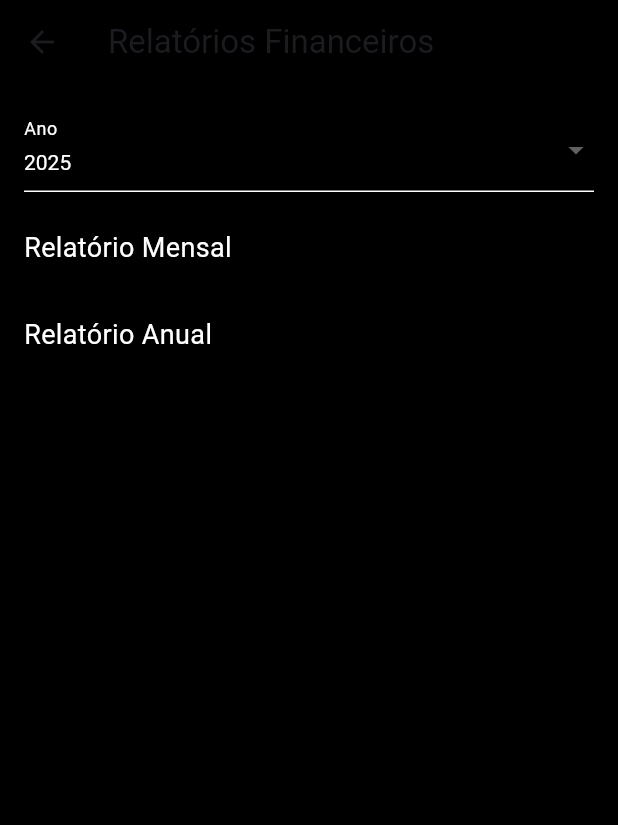
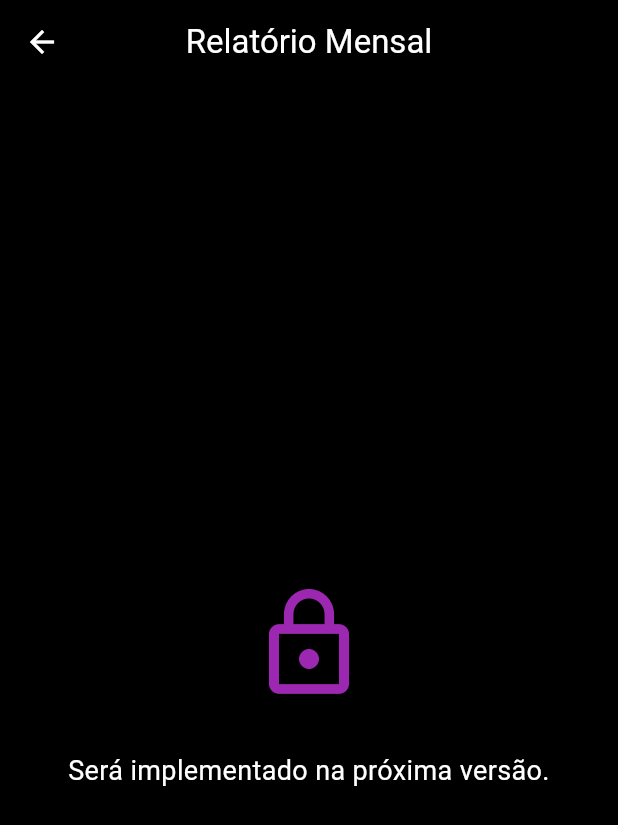
Before and after one commit to jacksonlmp/cash_control, a Flutter app: the FinancialReportScreen screen opened by its route, on a phone screen of 412 x 824 dp. Shown: the top 825 px of the screen. Run offline on Flutter 3.47's test engine with Material 3 defaults, Android fonts, the phone set to English and light mode, and no system bars; our stand-ins replace fl_chart, percent_indicator, shared_preferences, sqflite; accounts and stored records are empty.

Commit message:
relatorio na proxima versao

```diff
--- a/lib/ui/widgets/financial_report.screen.dart
+++ b/lib/ui/widgets/financial_report.screen.dart
@@ -1,173 +1,43 @@
 import 'package:flutter/material.dart';
-import 'package:provider/provider.dart';
-import 'package:intl/intl.dart';
 
-import '../../ui/view_model/financial_report_view_model.dart';
-
-class FinancialReportScreen extends StatefulWidget {
+class FinancialReportScreen extends StatelessWidget {
   const FinancialReportScreen({super.key});
 
   @override
-  State<FinancialReportScreen> createState() => _FinancialReportScreenState();
-}
-
-class _FinancialReportScreenState extends State<FinancialReportScreen> {
-  late int selectedYear;
-
-  @override
-  void initState() {
-    super.initState();
-    selectedYear = DateTime.now().year;
-
-    Future.microtask(() {
-      final viewModel = context.read<FinancialReportViewModel>();
-      viewModel.fetchMonthlyReport(selectedYear);
-      viewModel.fetchAnnualReport();
-    });
-  }
-
-  @override
   Widget build(BuildContext context) {
-    return ChangeNotifierProvider<FinancialReportViewModel>(
-      create: (_) => FinancialReportViewModel()
-        ..fetchMonthlyReport(selectedYear)
-        ..fetchAnnualReport(),
-      child: Consumer<FinancialReportViewModel>(
-        builder: (context, viewModel, child) {
     return Scaffold(
+      backgroundColor: Colors.black,
       appBar: AppBar(
-              title: const Text('Relatórios Financeiros'),
-              backgroundColor: Colors.black,
+        leading: IconButton(
+          icon: const Icon(Icons.arrow_back, color: Colors.white),
+          onPressed: () => Navigator.of(context).pop(),
         ),
         backgroundColor: Colors.black,
-            body: viewModel.isLoading
-                ? const Center(child: CircularProgressIndicator())
-                : viewModel.error != null
-                ? Center(
+        elevation: 0,
+        title: const Text(
+          'Relatório Mensal',
+          style: TextStyle(color: Colors.white),
+        ),
+        centerTitle: true,
+      ),
+      body: Center(
+        child: SingleChildScrollView(
+          child: Padding(
+            padding: const EdgeInsets.symmetric(horizontal: 30.0),
             child: Column(
               mainAxisAlignment: MainAxisAlignment.center,
               children: [
-                  Text(
-                    viewModel.error!,
-                    style: const TextStyle(color: Colors.red),
-                  ),
-                  const SizedBox(height: 16),
-                  ElevatedButton.icon(
-                    onPressed: () {
-                      viewModel.fetchMonthlyReport(selectedYear);
-                      viewModel.fetchAnnualReport();
-                    },
-                    icon: const Icon(Icons.refresh),
-                    label: const Text('Tentar Novamente'),
-                  ),
-                ],
-              ),
-            )
-                : Padding(
-              padding: const EdgeInsets.all(16.0),
-              child: ListView(
-                children: [
-                  _buildYearSelector(viewModel),
-                  const SizedBox(height: 24),
-                  const Text('Relatório Mensal',
-                      style: TextStyle(
-                          color: Colors.white, fontSize: 18)),
-                  const SizedBox(height: 8),
-                  ...viewModel.monthlyReport.entries.map(
-                        (entry) =>
-                        _buildReportCard(entry.key, entry.value),
-                  ),
-                  const SizedBox(height: 24),
-                  const Text('Relatório Anual',
-                      style: TextStyle(
-                          color: Colors.white, fontSize: 18)),
-                  const SizedBox(height: 8),
-                  ...viewModel.annualReport.entries.map(
-                        (entry) =>
-                        _buildReportCard(entry.key.toString(), entry.value),
+                const SizedBox(height: 36),
+                Icon(Icons.lock_outline, size: 80, color: Colors.purple),
+                const SizedBox(height: 32),
+                const Text(
+                  'Será implementado na próxima versão.',
+                  style: TextStyle(color: Colors.white, fontSize: 18),
+                  textAlign: TextAlign.center,
                 ),
               ],
             ),
           ),
-          );
-        },
-      ),
-    );
-  }
-
-  Widget _buildYearSelector(FinancialReportViewModel viewModel) {
-    final currentYear = DateTime.now().year;
-    final years = List.generate(10, (index) => currentYear - index);
-
-    return DropdownButtonFormField<int>(
-      dropdownColor: Colors.black,
-      value: selectedYear,
-      decoration: const InputDecoration(
-        labelText: 'Ano',
-        labelStyle: TextStyle(color: Colors.white),
-        enabledBorder:
-        UnderlineInputBorder(borderSide: BorderSide(color: Colors.white)),
-      ),
-      style: const TextStyle(color: Colors.white),
-      items: years
-          .map((year) => DropdownMenuItem(
-        value: year,
-        child: Text(
-          year.toString(),
-          style: const TextStyle(color: Colors.white),
-        ),
-      ))
-          .toList(),
-      onChanged: (year) {
-        if (year != null) {
-          setState(() {
-            selectedYear = year;
-          });
-          viewModel.fetchMonthlyReport(year);
-        }
-      },
-    );
-  }
-
-  Widget _buildReportCard(String title, List entries) {
-    final formatter = NumberFormat.currency(locale: 'pt_BR', symbol: 'R\$');
-
-    return Card(
-      color: Colors.grey[900],
-      margin: const EdgeInsets.symmetric(vertical: 8),
-      child: Padding(
-        padding: const EdgeInsets.all(12),
-        child: Column(
-          crossAxisAlignment: CrossAxisAlignment.start,
-          children: [
-            Text(
-              title,
-              style: const TextStyle(
-                  color: Colors.white, fontWeight: FontWeight.bold, fontSize: 16),
-            ),
-            const SizedBox(height: 8),
-            ...entries.map<Widget>((entry) {
-              return Padding(
-                padding: const EdgeInsets.symmetric(vertical: 2),
-                child: Row(
-                  mainAxisAlignment: MainAxisAlignment.spaceBetween,
-                  children: [
-                    Flexible(
-                        child: Text(entry.name,
-                            style: const TextStyle(color: Colors.white))),
-                    Text(
-                      formatter.format(entry.value),
-                      style: TextStyle(
-                        color: entry.type.name == 'receita'
-                            ? Colors.green
-                            : Colors.red,
-                      ),
-                    ),
-                  ],
-                ),
-              );
-            }).toList(),
-          ],
         ),
       ),
     );
```
Also changed, not shown: lib/ui/view_model/monthly_financial_chart_view_model.dart (+33 -1 lines), lib/ui/widgets/chart_screen.dart (+27 -5 lines). Lines whose indentation alone changed are shown as unchanged.
